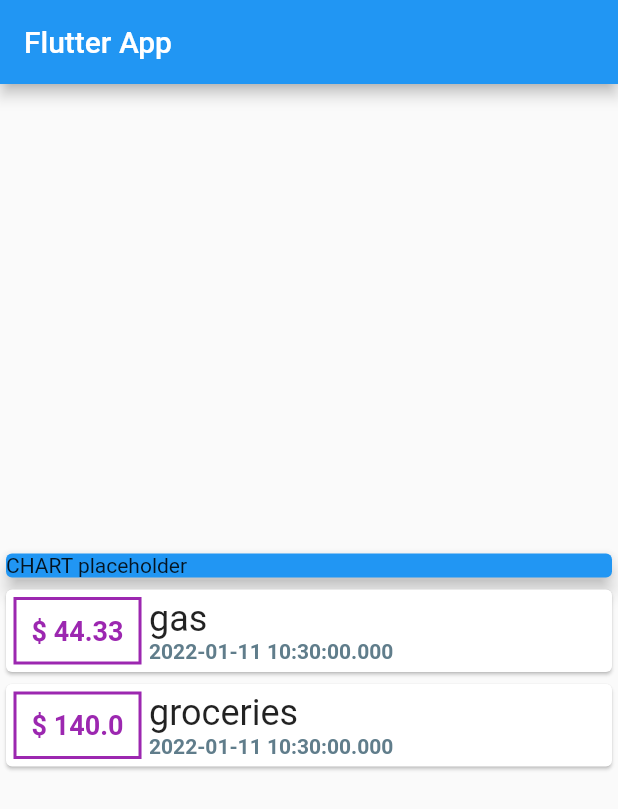
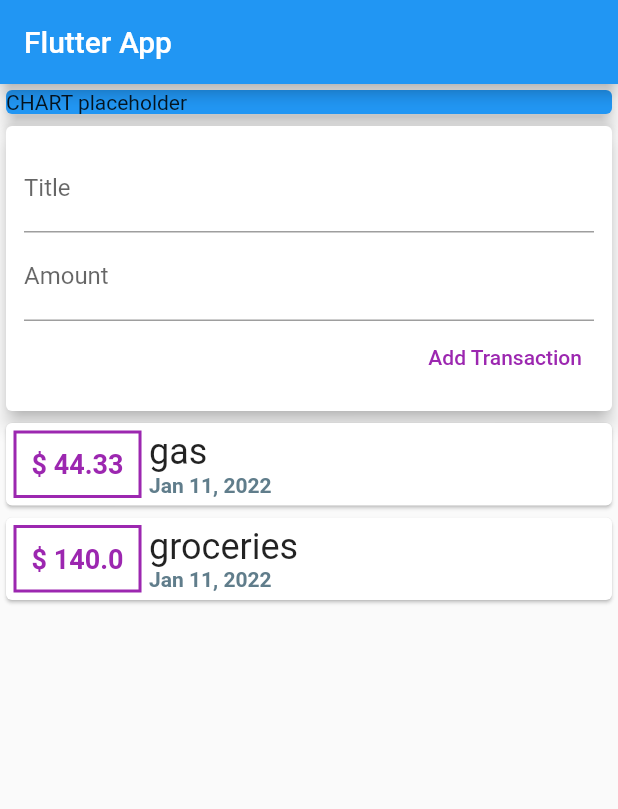
Before and after one commit to Luka-dot/budget_app, a Flutter app: the screen it shows after launch, on a phone screen of 412 x 824 dp. Shown: the top 809 px of the screen. Run offline on Flutter 3.47's test engine with Material 2 defaults, Android fonts, the phone set to English and light mode, and no system bars.

Commit message:
added textInputs

```diff
--- a/lib/main.dart
+++ b/lib/main.dart
@@ -1,4 +1,5 @@
 import 'package:flutter/material.dart';
+import 'package:intl/intl.dart';
 
 import './transaction.dart';
 
@@ -30,6 +31,9 @@ class MyHomePage extends StatelessWidget {
     )
   ];
 
+  String titleInput;
+  String amountInput;
+
   @override
   Widget build(BuildContext context) {
     return Scaffold(
@@ -37,16 +41,51 @@ class MyHomePage extends StatelessWidget {
         title: Text('Flutter App'),
       ),
       body: Column(
-        mainAxisAlignment: MainAxisAlignment.center,
+        // mainAxisAlignment: MainAxisAlignment.center,
         crossAxisAlignment: CrossAxisAlignment.start,
         children: [
+          Container(
+            child: Card(
+              color: Colors.blue,
+              child: Container(
+                child: Text('CHART placeholder'),
+                width: double.infinity, // double.infinity
+              ),
+              elevation: 5.0,
+            ),
+          ),
           Card(
-            color: Colors.blue,
+            elevation: 5,
             child: Container(
-              child: Text('CHART placeholder'),
-              width: double.infinity, // double.infinity
+              padding: EdgeInsets.all(12),
+              child: Column(
+                crossAxisAlignment: CrossAxisAlignment.end,
+                children: [
+                  TextField(
+                    decoration: InputDecoration(labelText: 'Title'),
+                    onChanged: (value) {
+                      titleInput = value;
+                    },
+                  ),
+                  TextField(
+                    decoration: InputDecoration(labelText: 'Amount'),
+                    onChanged: (value) {
+                      amountInput = value;
+                    },
+                  ),
+                  TextButton(
+                    style: TextButton.styleFrom(
+                      primary: Colors.purple,
+                    ),
+                    onPressed: () {
+                      print(titleInput);
+                      print(amountInput);
+                    },
+                    child: Text('Add Transaction'),
+                  ),
+                ],
+              ),
             ),
-            elevation: 5.0,
           ),
           Column(
             children: transactions.map((tx) {
@@ -78,7 +117,7 @@ class MyHomePage extends StatelessWidget {
                               fontFamily: 'roboto'),
                         ),
                         Text(
-                          tx.date.toString(),
+                          DateFormat.yMMMd().format(tx.date),
                           style: TextStyle(
                               fontWeight: FontWeight.bold,
                               color: Colors.blueGrey),
--- a/pubspec.yaml
+++ b/pubspec.yaml
@@ -28,6 +28,7 @@ dependencies:
   # The following adds the Cupertino Icons font to your application.
   # Use with the CupertinoIcons class for iOS style icons.
   cupertino_icons: ^1.0.2
+  intl: ^0.17.0
 
 dev_dependencies:
   flutter_test:
```
Also changed, not shown: pubspec.lock.
